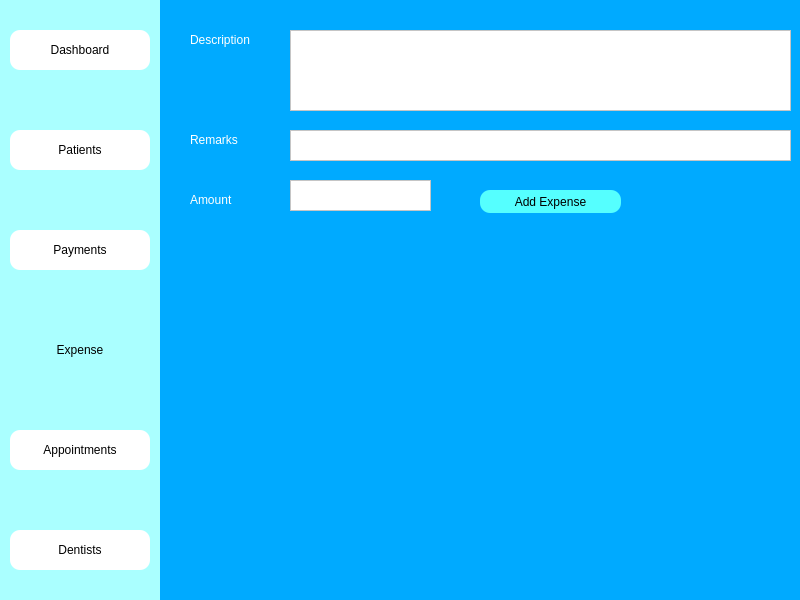
The window that expense_window.ui (Fayadkhan8911/Medico-Desktop-App) describes before a commit, drawn with Qt 5.
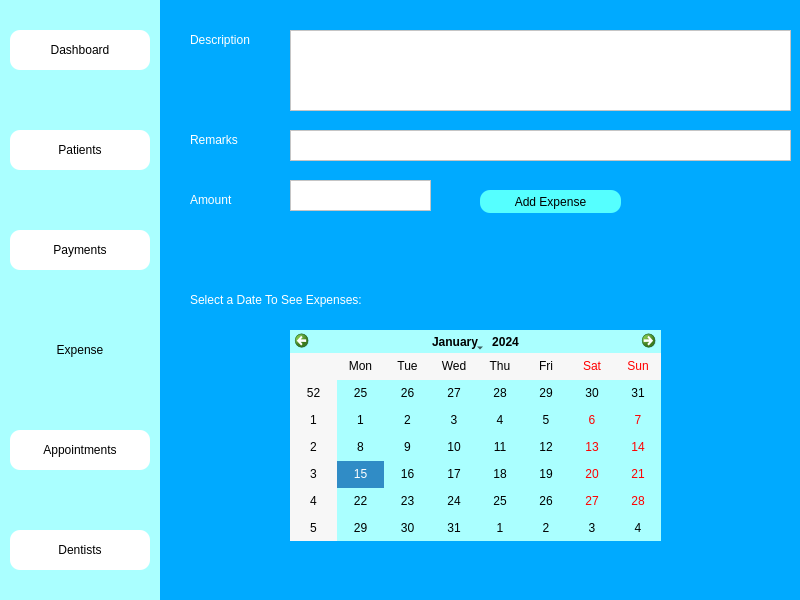
The same window after the commit. Icons and pictures are not drawn.

What changed in the file:
```diff
--- a/expense_window.ui
+++ b/expense_window.ui
@@ -293,6 +293,38 @@
     <string>Add Expense</string>
    </property>
   </widget>
+  <widget class="QLabel" name="select_date">
+   <property name="geometry">
+    <rect>
+     <x>190</x>
+     <y>290</y>
+     <width>271</width>
+     <height>20</height>
+    </rect>
+   </property>
+   <property name="styleSheet">
+    <string notr="true">font: 14pt &quot;MS Shell Dlg 2&quot;;
+color: rgb(255, 255, 255);</string>
+   </property>
+   <property name="text">
+    <string>Select a Date To See Expenses:</string>
+   </property>
+  </widget>
+  <widget class="QCalendarWidget" name="calendarWidget">
+   <property name="geometry">
+    <rect>
+     <x>290</x>
+     <y>330</y>
+     <width>371</width>
+     <height>211</height>
+    </rect>
+   </property>
+   <property name="styleSheet">
+    <string notr="true">background-color: rgb(255, 255, 255);
+color: rgb(0, 0, 0);
+background-color: rgb(170, 255, 255);</string>
+   </property>
+  </widget>
  </widget>
  <resources/>
  <connections/>
```
Left out of the diff: 6 changed lines with no effect on the pictures.
